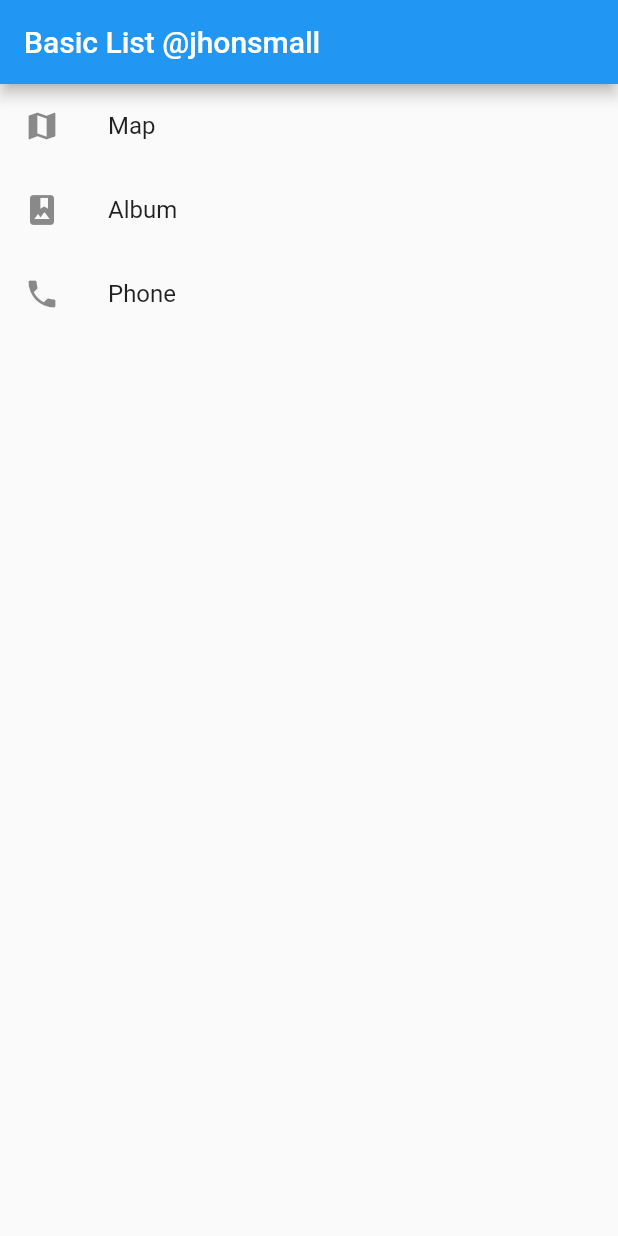
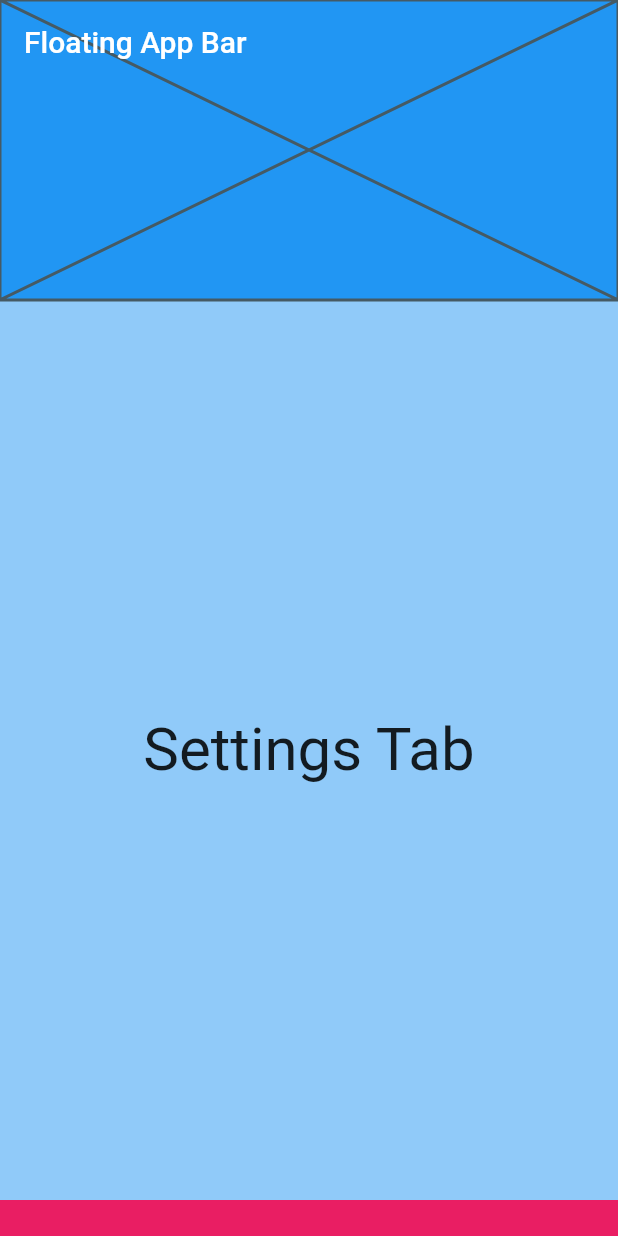
Before and after one commit to jhonsmall/flutter_layout, a Flutter app: the screen it shows after launch, on a phone screen of 412 x 824 dp. Run offline on Flutter 3.47's test engine with Material 2 defaults, Android fonts, the phone set to English and light mode, and no system bars.

Commit message:
init floating app bar

```diff
--- a/lib/main.dart
+++ b/lib/main.dart
@@ -2,5 +2,48 @@ import 'package:flutter/material.dart';
 import 'package:flutter_layout/basic_list.dart';
 
 void main() {
-  runApp(BasicList());
+  runApp(MyApp());
 }
+
+class MyApp extends StatelessWidget {
+  const MyApp({Key? key}) : super(key: key);
+
+  @override
+  Widget build(BuildContext context) {
+    const title = 'Floating App Bar';
+    return MaterialApp(
+      title: title,
+      home: Scaffold(
+        body: CustomScrollView(
+          slivers: <Widget>[
+            SliverAppBar(
+              title: Text(title),
+              floating: true,
+              flexibleSpace: Placeholder(),
+              expandedHeight: 200.0,
+            ),
+            // Show other sliver stuff
+            SliverList(
+              delegate: SliverChildListDelegate([
+                Container(
+                  height: 600,
+                  color: Colors.blue[200],
+                  child: const Center(
+                    child: Text(
+                      'Settings Tab',
+                      style: TextStyle(fontSize: 40),
+                    ),
+                  ),
+                ),
+                Container(
+                  height: 1200,
+                  color: Colors.pink,
+                ),
+              ]),
+            ),
+          ],
+        ),
+      ),
+    );
+  }
+}
--- a/pubspec.yaml
+++ b/pubspec.yaml
@@ -45,8 +45,8 @@ flutter:
   uses-material-design: true
 
   # To add assets to your application, add an assets section, like this:
-  assets:
-    - images/lake.jpg
+  # assets:
+  #   - images/lake.jpg
   #   - images/a_dot_ham.jpeg
 
   # An image asset can refer to one or more resolution-specific "variants", see
```
